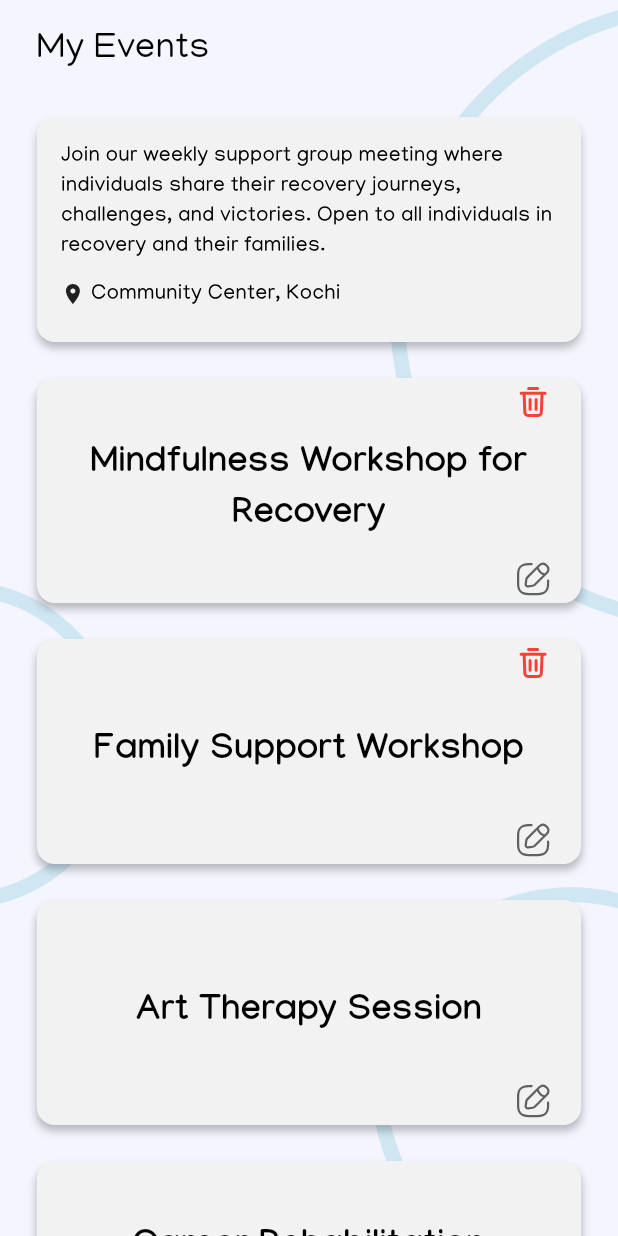
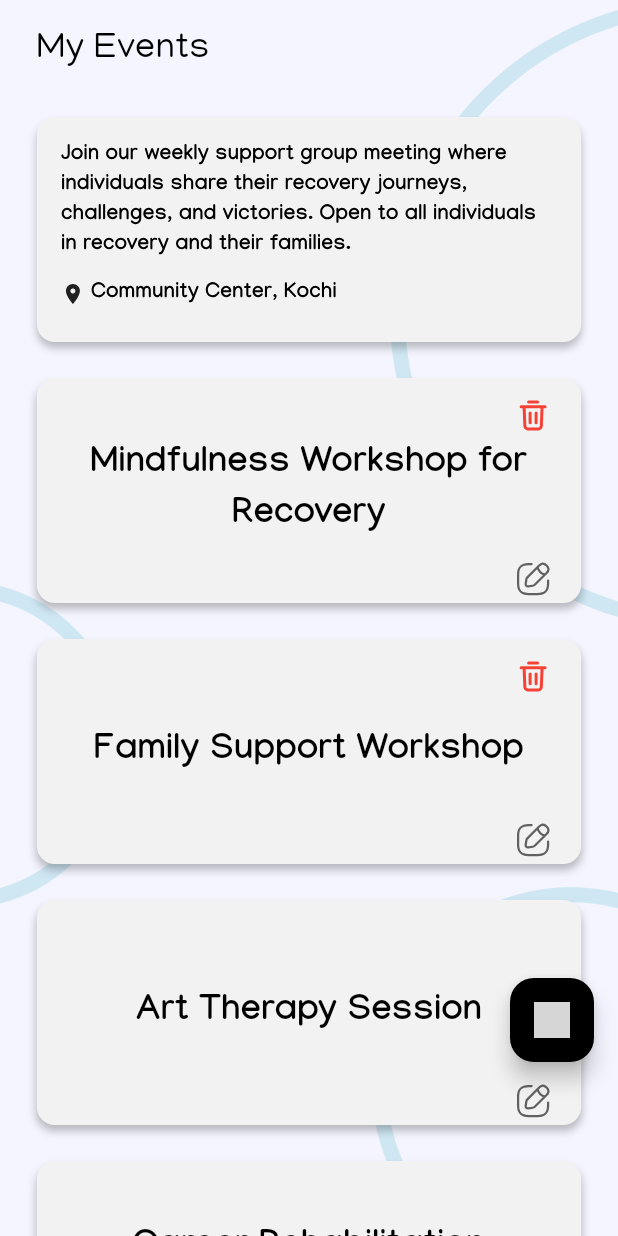
Before and after one commit to adwaidhp/de_talks, a Flutter app: the EventsPage screen opened directly, after a tap on "Recovery Support Group Meeting", on a phone screen of 412 x 824 dp. Run offline on Flutter 3.47's test engine with Material 3 defaults, Android fonts, the phone set to English and light mode, and no system bars; our stand-ins replace flutter_dotenv, flutter_svg, google_nav_bar; grey boxes are pictures that could not be loaded.

Commit message:
changed events

```diff
--- a/lib/pages/events.dart
+++ b/lib/pages/events.dart
@@ -3,6 +3,7 @@ import 'package:de_talks/colors.dart';
 import 'dart:math' show pi;
 import 'dart:math' show Random;
 import 'package:flutter_svg/flutter_svg.dart';
+import 'package:de_talks/text_styles.dart';
 
 class Event {
   final String title;
@@ -109,9 +110,8 @@ class _EventCardState extends State<EventCard> {
               child: Text(
                 widget.event.title,
                 textAlign: TextAlign.center,
-                style: const TextStyle(
+                style: AppTextStyles.bold.copyWith(
                   fontSize: 24,
-                  fontWeight: FontWeight.bold,
                   color: AppColors.black,
                 ),
               ),
@@ -120,7 +120,7 @@ class _EventCardState extends State<EventCard> {
         ),
         if (widget.event.isDeletable)
           Positioned(
-            top: 16,
+            top: 25,
             right: 24,
             child: GestureDetector(
               onTap: _handleDelete,
@@ -181,7 +181,7 @@ class _EventCardState extends State<EventCard> {
           children: [
             Text(
               widget.event.description,
-              style: const TextStyle(
+              style: AppTextStyles.bold.copyWith(
                 fontSize: 14,
                 color: AppColors.black,
               ),
@@ -194,7 +194,7 @@ class _EventCardState extends State<EventCard> {
                 Expanded(
                   child: Text(
                     widget.event.venue,
-                    style: const TextStyle(
+                    style: AppTextStyles.bold.copyWith(
                       fontSize: 14,
                       color: AppColors.black,
                     ),
@@ -209,7 +209,7 @@ class _EventCardState extends State<EventCard> {
                 const SizedBox(width: 4),
                 Text(
                   '${widget.event.date.day}/${widget.event.date.month}/${widget.event.date.year} at ${widget.event.date.hour}:${widget.event.date.minute.toString().padLeft(2, '0')}',
-                  style: const TextStyle(
+                  style: AppTextStyles.bold.copyWith(
                     fontSize: 14,
                     color: AppColors.black,
                   ),
@@ -217,16 +217,6 @@ class _EventCardState extends State<EventCard> {
               ],
             ),
             const SizedBox(height: 12),
-            Center(
-              child: Text(
-                'Tap to flip back',
-                style: TextStyle(
-                  fontSize: 12,
-                  color: AppColors.black.withOpacity(0.5),
-                  fontStyle: FontStyle.italic,
-                ),
-              ),
-            ),
           ],
         ),
       ),
@@ -300,20 +290,37 @@ class EventsPage extends StatelessWidget {
           child: Column(
             crossAxisAlignment: CrossAxisAlignment.start,
             children: [
-              const Padding(
-                padding: EdgeInsets.symmetric(horizontal: 24.0, vertical: 16.0),
+              Padding(
+                padding: const EdgeInsets.symmetric(
+                    horizontal: 24.0, vertical: 16.0),
                 child: Text(
                   'My Events',
-                  style: TextStyle(
-                    fontSize: 24,
-                    color: AppColors.black,
-                    fontWeight: FontWeight.normal,
+                  style: AppTextStyles.heading1.copyWith(
+                    fontWeight: FontWeight.w500,
                   ),
                 ),
               ),
               ...events.map((event) => EventCard(event: event)).toList(),
-              const SizedBox(height: 20),
+              const SizedBox(height: 100),
             ],
+          ),
+        ),
+      ),
+      floatingActionButton: Padding(
+        padding: const EdgeInsets.only(bottom: 100.0),
+        child: FloatingActionButton(
+          onPressed: () {
+            // Add event creation logic here
+          },
+          backgroundColor: AppColors.black,
+          child: SvgPicture.asset(
+            'assets/icons/plus.svg',
+            colorFilter: const ColorFilter.mode(
+              AppColors.darkBlueContrast,
+              BlendMode.srcIn,
+            ),
+            width: 24,
+            height: 24,
           ),
         ),
       ),
--- a/lib/pages/navigation.dart
+++ b/lib/pages/navigation.dart
@@ -1,5 +1,6 @@
 import 'package:de_talks/colors.dart';
 import 'package:de_talks/pages/ProfilePage.dart';
+import 'package:de_talks/pages/events.dart';
 import 'package:de_talks/pages/home_screen.dart';
 import 'package:de_talks/pages/supportpage.dart';
 import 'package:flutter/material.dart';
@@ -16,13 +17,13 @@ class Navigation extends StatefulWidget {
 class _NavigationState extends State<Navigation> {
   int _selectedIndex = 0;
   // Define the specific blue color
-  final Color activeBlue = Color(0xFF2DB3F6);
+  final Color activeBlue = AppColors.darkBlueContrast;
 
   final List<Widget> _pages = [
     HomePage(),
     SupportPage(),
     Profilepage(),
-    Scaffold(body: Center(child: Text('Updates'))),
+    EventsPage(),
   ];
 
   void _navigateBottomBar(int index) {
@@ -39,7 +40,7 @@ class _NavigationState extends State<Navigation> {
       colorFilter: ColorFilter.mode(
         isSelected
             ? activeBlue // Active icon color - Blue
-            : Colors.black, // Inactive icon color
+            : activeBlue, // Inactive icon color
         BlendMode.srcIn,
       ),
     );
@@ -66,7 +67,7 @@ class _NavigationState extends State<Navigation> {
           child: ClipRRect(
             borderRadius: BorderRadius.circular(30),
             child: Container(
-              color: AppColors.grey,
+              color: AppColors.black,
               child: Padding(
                 padding:
                     const EdgeInsets.symmetric(horizontal: 8.0, vertical: 10),
@@ -107,7 +108,7 @@ class _NavigationState extends State<Navigation> {
         fontSize: 14,
         fontWeight: isSelected ? FontWeight.bold : FontWeight.normal,
       ),
-      backgroundColor: Colors.black, // Background when selected
+      backgroundColor: AppColors.grey, // Background when selected
       padding: EdgeInsets.symmetric(horizontal: 12, vertical: 8),
       margin: EdgeInsets.symmetric(horizontal: 4),
       borderRadius: BorderRadius.circular(20),
```
